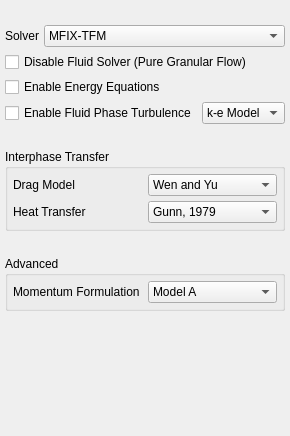
truongd8593/mfix, file gui/uifiles/model_setup.ui: the form before one commit.
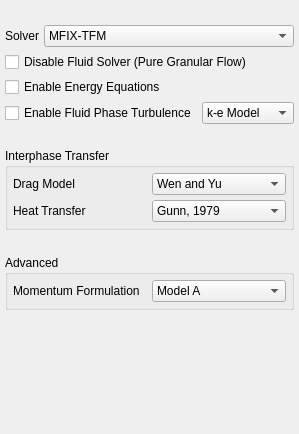
The form after the commit.

Diff of the .ui file:
```diff
--- a/gui/uifiles/model_setup.ui
+++ b/gui/uifiles/model_setup.ui
@@ -2,6 +2,14 @@
 <ui version="4.0">
  <class>model_setup</class>
                  <widget class="QWidget" name="model_setup">
+  <property name="geometry">
+   <rect>
+    <x>0</x>
+    <y>0</y>
+    <width>299</width>
+    <height>434</height>
+   </rect>
+  </property>
                   <layout class="QGridLayout" name="gridLayout_15">
                    <property name="leftMargin">
                     <number>5</number>
@@ -272,18 +280,6 @@
                    </item>
                   </layout>
                  </widget>
- <customwidgets>
-  <customwidget>
-   <class>LineEdit</class>
-   <extends>QLineEdit</extends>
-   <header>widgets/base</header>
-  </customwidget>
-  <customwidget>
-   <class>ComboBox</class>
-   <extends>QComboBox</extends>
-   <header>widgets/base</header>
-  </customwidget>
- </customwidgets>
  <resources/>
  <connections/>
 </ui>
```
Left out of the diff: 46 changed lines with no effect on the pictures. Lines whose indentation alone changed are shown as unchanged.
